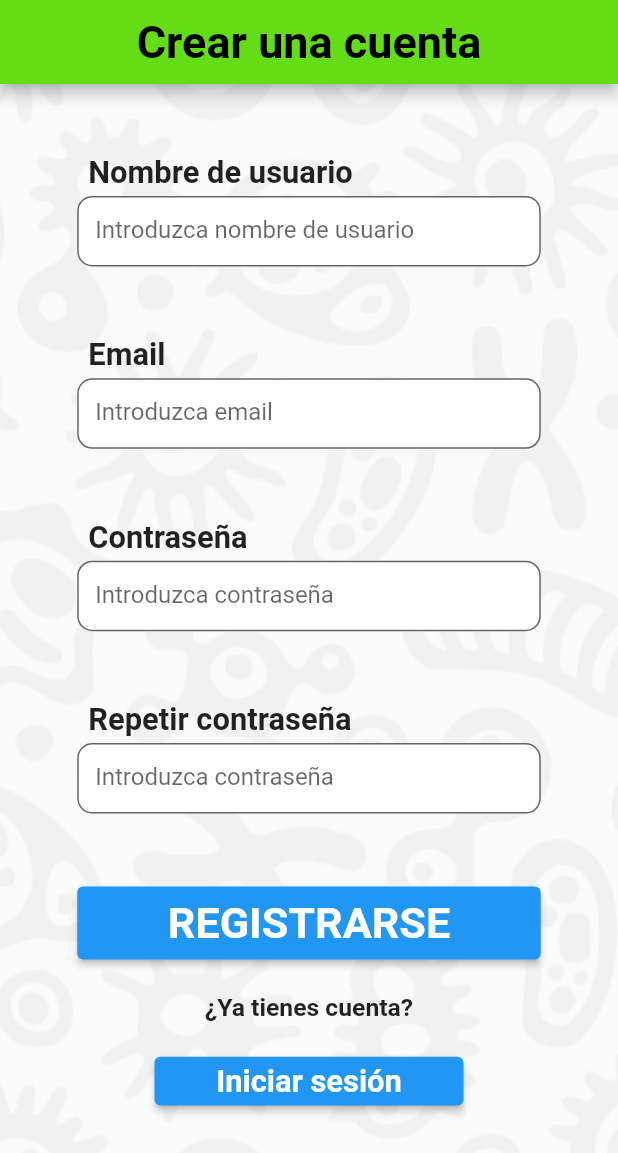
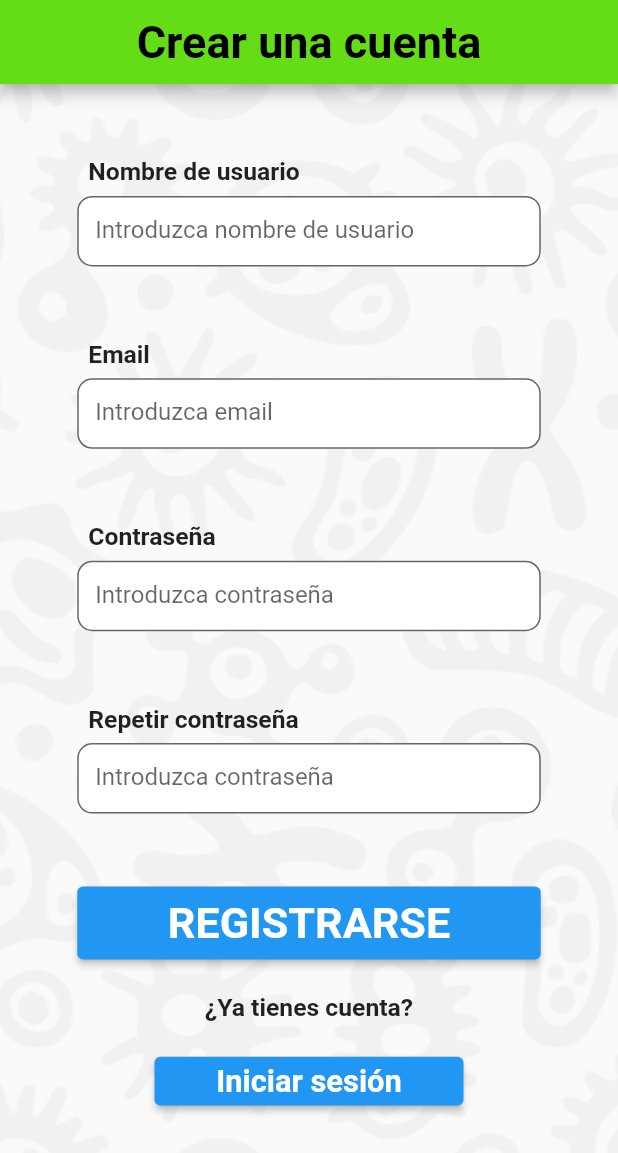
Before and after one commit to UNIZAR-30226-2021-07/app, a Flutter app: the screen it shows after launch, after a tap on "Crear una cuenta", on a phone screen of 412 x 824 dp. Shown: the top 1153 px of the screen. Run offline on Flutter 3.47's test engine with Material 2 defaults, Android fonts, the phone set to English and light mode, and no system bars; our stand-ins replace shared_preferences, socket_io_client; missing offline and left inert: clipboard; accounts and stored records are empty; network calls fail.

Commit message:
Lo de los textos que ha comentado leticia

```diff
--- a/lib/autentificacion/login.dart
+++ b/lib/autentificacion/login.dart
@@ -75,7 +75,7 @@ class _LoginState extends State<Login> {
                                       'Email',
                                       style: TextStyle(
                                           fontWeight: FontWeight.bold,
-                                          fontSize: screenWidth * 0.055),
+                                          fontSize: screenWidth * 0.04),
                                     ),
                                   ),
                                 ],
@@ -127,7 +127,7 @@ class _LoginState extends State<Login> {
                                       'Contraseña',
                                       style: TextStyle(
                                           fontWeight: FontWeight.bold,
-                                          fontSize: screenWidth * 0.055),
+                                          fontSize: screenWidth * 0.04),
                                     ),
                                   ),
                                 ],
--- a/lib/autentificacion/signup.dart
+++ b/lib/autentificacion/signup.dart
@@ -76,7 +76,7 @@ class _SignupState extends State<Signup> {
                                         'Nombre de usuario',
                                         style: TextStyle(
                                             fontWeight: FontWeight.bold,
-                                            fontSize: screenWidth * 0.05),
+                                            fontSize: screenWidth * 0.04),
                                       ),
                                     ),
                                   ],
@@ -134,7 +134,7 @@ class _SignupState extends State<Signup> {
                                         'Email',
                                         style: TextStyle(
                                             fontWeight: FontWeight.bold,
-                                            fontSize: screenWidth * 0.05),
+                                            fontSize: screenWidth * 0.04),
                                       ),
                                     ),
                                   ],
@@ -189,7 +189,7 @@ class _SignupState extends State<Signup> {
                                       'Contraseña',
                                       style: TextStyle(
                                           fontWeight: FontWeight.bold,
-                                          fontSize: screenWidth * 0.05),
+                                          fontSize: screenWidth * 0.04),
                                     ),
                                   ),
                                 ],
@@ -247,7 +247,7 @@ class _SignupState extends State<Signup> {
                                       'Repetir contraseña',
                                       style: TextStyle(
                                           fontWeight: FontWeight.bold,
-                                          fontSize: screenWidth * 0.05),
+                                          fontSize: screenWidth * 0.04),
                                     ),
                                   ),
                                 ],
```
